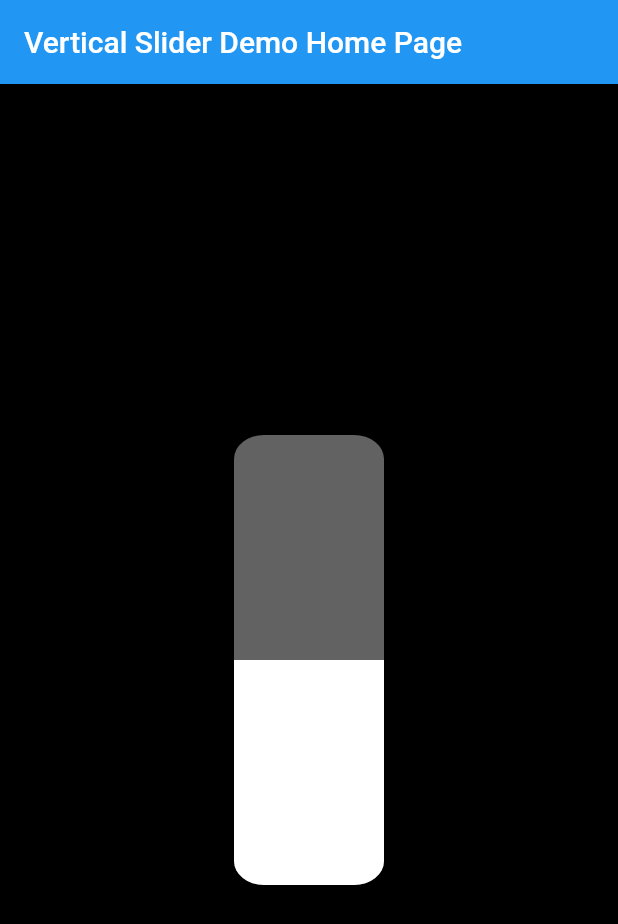
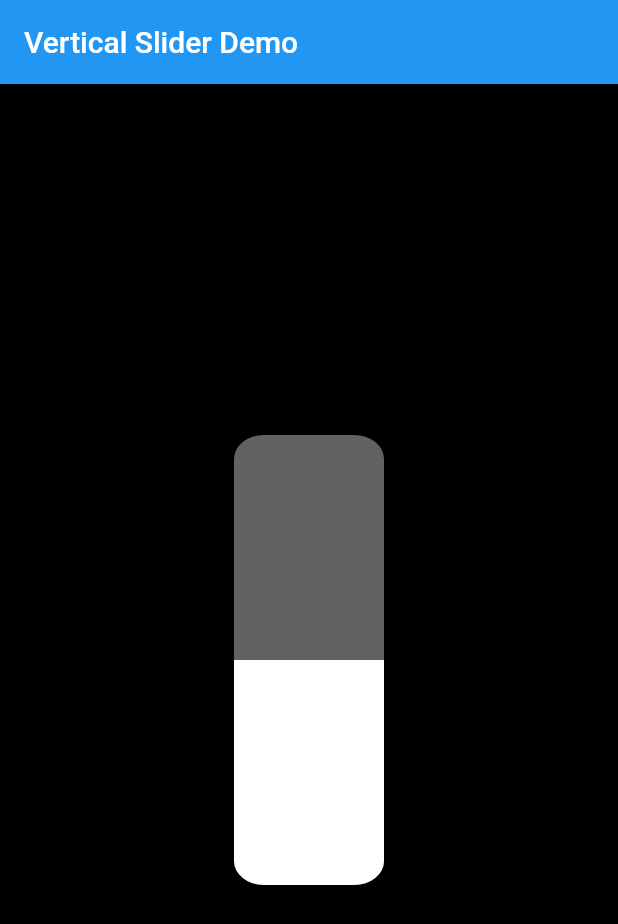
Before and after one commit to zonble/vertical_slider, a Flutter app: the screen it shows after launch, on a phone screen of 412 x 824 dp. Shown: the top 924 px of the screen. Run offline on Flutter 3.47's test engine with Material 2 defaults, Android fonts, the light colour scheme and no system bars.

Commit message:
Updates documentation.

```diff
--- a/example/lib/main.dart
+++ b/example/lib/main.dart
@@ -9,7 +9,7 @@ class MyApp extends StatelessWidget {
     return MaterialApp(
       title: 'Vertical Slider Demo',
       theme: ThemeData(primarySwatch: Colors.blue),
-      home: MyHomePage(title: 'Vertical Slider Demo Home Page'),
+      home: MyHomePage(title: 'Vertical Slider Demo'),
     );
   }
 }
@@ -24,8 +24,7 @@ class MyHomePage extends StatefulWidget {
 
 class _MyHomePageState extends State<MyHomePage> {
   @override
-  Widget build(BuildContext context) {
-    return Scaffold(
+  Widget build(BuildContext context) => Scaffold(
       appBar: AppBar(title: Text(widget.title)),
       body: Container(
           color: Colors.black,
@@ -37,6 +36,8 @@ class _MyHomePageState extends State<MyHomePage> {
                     backgroundColor: Colors.white38,
                     foregroundColor: Colors.white,
                     value: 0.5,
+                    onValueChanged: (value) {
+                      print(value);
+                    },
                   )))));
 }
-}
```
Also changed, not shown: 2 other files. Lines whose indentation alone changed are shown as unchanged.
